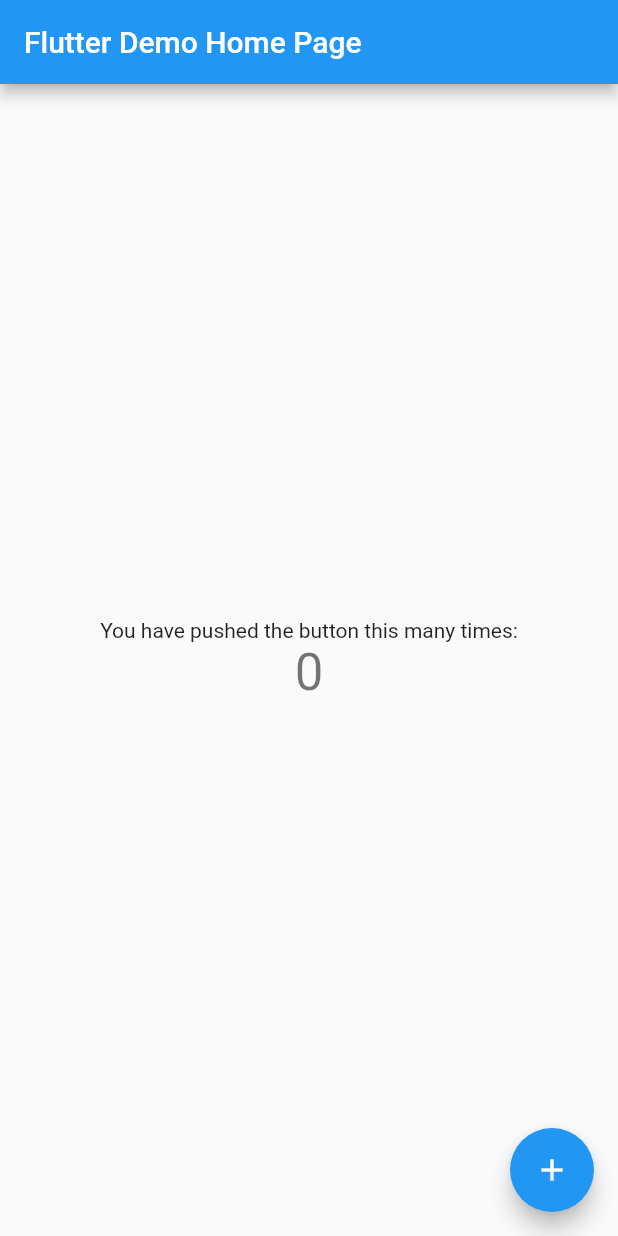
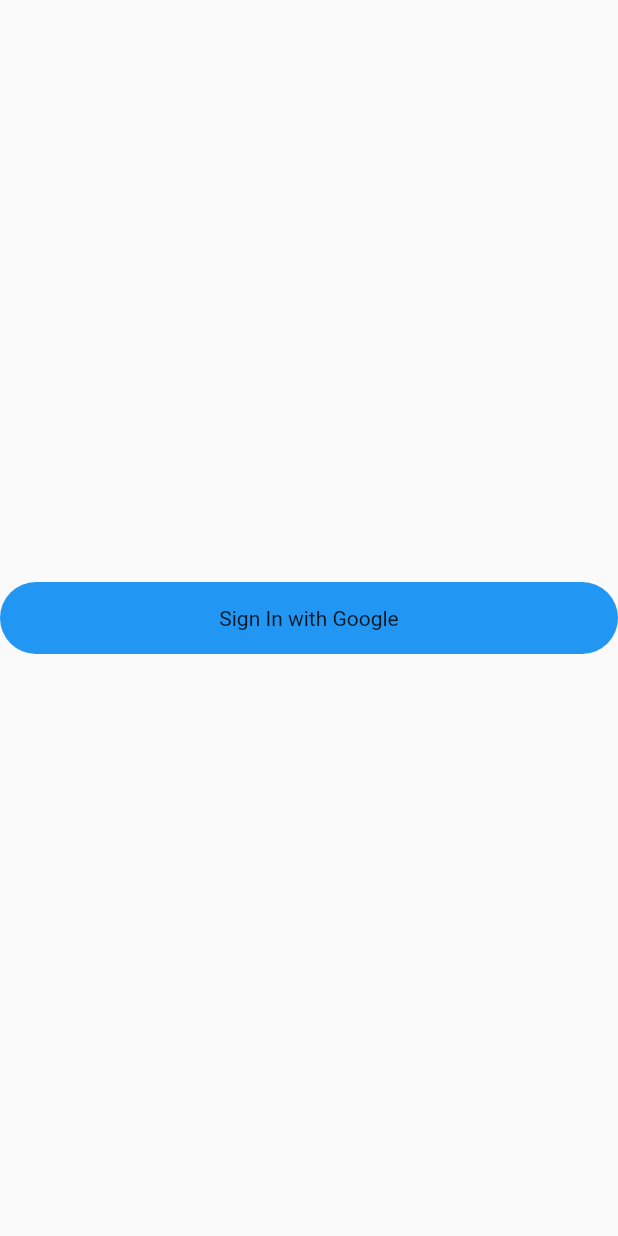
Before and after one commit to rudratejC/UnDoubt, a Flutter app: the screen it shows after launch, on a phone screen of 412 x 824 dp. Run offline on Flutter 3.47's test engine with Material 2 defaults, Android fonts, the phone set to English and light mode, and no system bars; our stand-ins replace cloud_firestore, firebase_auth, firebase_core, google_sign_in, shared_preferences; accounts and stored records are empty.

Commit message:
Sign in and firebase init done

```diff
--- a/lib/main.dart
+++ b/lib/main.dart
@@ -1,6 +1,12 @@
+import 'package:firebase_core/firebase_core.dart';
 import 'package:flutter/material.dart';
+import 'package:flutter/services.dart';
+import 'package:undoubt/screens/signIn.dart';
 
-void main() {
+Future<void> main() async {
+  WidgetsFlutterBinding.ensureInitialized();
+  await Firebase.initializeApp();
+
   runApp(MyApp());
 }
 
@@ -8,106 +14,13 @@
   // This widget is the root of your application.
   @override
   Widget build(BuildContext context) {
+    SystemChrome.setPreferredOrientations(
+        [DeviceOrientation.portraitUp, DeviceOrientation.portraitDown]);
     return MaterialApp(
-      title: 'Flutter Demo',
-      theme: ThemeData(
-        // This is the theme of your application.
-        //
-        // Try running your application with "flutter run". You'll see the
-        // application has a blue toolbar. Then, without quitting the app, try
-        // changing the primarySwatch below to Colors.green and then invoke
-        // "hot reload" (press "r" in the console where you ran "flutter run",
-        // or simply save your changes to "hot reload" in a Flutter IDE).
-        // Notice that the counter didn't reset back to zero; the application
-        // is not restarted.
-        primarySwatch: Colors.blue,
-      ),
-      home: MyHomePage(title: 'Flutter Demo Home Page'),
+      debugShowCheckedModeBanner: false,
+
+      home: SignIn(),
+      //home: SplashScreen(),
     );
   }
 }
-
-class MyHomePage extends StatefulWidget {
-  MyHomePage({Key key, this.title}) : super(key: key);
-
-  // This widget is the home page of your application. It is stateful, meaning
-  // that it has a State object (defined below) that contains fields that affect
-  // how it looks.
-
-  // This class is the configuration for the state. It holds the values (in this
-  // case the title) provided by the parent (in this case the App widget) and
-  // used by the build method of the State. Fields in a Widget subclass are
-  // always marked "final".
-
-  final String title;
-
-  @override
-  _MyHomePageState createState() => _MyHomePageState();
-}
-
-class _MyHomePageState extends State<MyHomePage> {
-  int _counter = 0;
-
-  void _incrementCounter() {
-    setState(() {
-      // This call to setState tells the Flutter framework that something has
-      // changed in this State, which causes it to rerun the build method below
-      // so that the display can reflect the updated values. If we changed
-      // _counter without calling setState(), then the build method would not be
-      // called again, and so nothing would appear to happen.
-      _counter++;
-    });
-  }
-
-  @override
-  Widget build(BuildContext context) {
-    // This method is rerun every time setState is called, for instance as done
-    // by the _incrementCounter method above.
-    //
-    // The Flutter framework has been optimized to make rerunning build methods
-    // fast, so that you can just rebuild anything that needs updating rather
-    // than having to individually change instances of widgets.
-    return Scaffold(
-      appBar: AppBar(
-        // Here we take the value from the MyHomePage object that was created by
-        // the App.build method, and use it to set our appbar title.
-        title: Text(widget.title),
-      ),
-      body: Center(
-        // Center is a layout widget. It takes a single child and positions it
-        // in the middle of the parent.
-        child: Column(
-          // Column is also a layout widget. It takes a list of children and
-          // arranges them vertically. By default, it sizes itself to fit its
-          // children horizontally, and tries to be as tall as its parent.
-          //
-          // Invoke "debug painting" (press "p" in the console, choose the
-          // "Toggle Debug Paint" action from the Flutter Inspector in Android
-          // Studio, or the "Toggle Debug Paint" command in Visual Studio Code)
-          // to see the wireframe for each widget.
-          //
-          // Column has various properties to control how it sizes itself and
-          // how it positions its children. Here we use mainAxisAlignment to
-          // center the children vertically; the main axis here is the vertical
-          // axis because Columns are vertical (the cross axis would be
-          // horizontal).
-          mainAxisAlignment: MainAxisAlignment.center,
-          children: <Widget>[
-            Text(
-              'You have pushed the button this many times:',
-            ),
-            Text(
-              '$_counter',
-              style: Theme.of(context).textTheme.headline4,
-            ),
-          ],
-        ),
-      ),
-      floatingActionButton: FloatingActionButton(
-        onPressed: _incrementCounter,
-        tooltip: 'Increment',
-        child: Icon(Icons.add),
-      ), // This trailing comma makes auto-formatting nicer for build methods.
-    );
-  }
-}
--- /dev/null
+++ b/lib/screens/signIn.dart
@@ -0,0 +1,40 @@
+import 'package:flutter/material.dart';
+import 'package:undoubt/services/auth.dart';
+
+class SignIn extends StatefulWidget {
+  @override
+  _SignInState createState() => _SignInState();
+}
+
+class _SignInState extends State<SignIn> {
+  @override
+  Widget build(BuildContext context) {
+    return Scaffold(
+      body: Center(
+        child: GestureDetector(
+          onTap: () {
+            setState(() {});
+            AuthMethods().SignInWithGoogle(context);
+          },
+          child: Container(
+            padding: EdgeInsets.symmetric(vertical: 16),
+            decoration: BoxDecoration(
+              color: Colors.blue,
+              borderRadius: BorderRadius.circular(30),
+            ),
+            width: MediaQuery.of(context).size.width,
+            child: Row(
+              mainAxisAlignment: MainAxisAlignment.center,
+              children: [
+                Text(
+                  "Sign In with Google",
+                  textAlign: TextAlign.center,
+                ),
+              ],
+            ),
+          ),
+        ),
+      ),
+    );
+  }
+}
--- a/pubspec.yaml
+++ b/pubspec.yaml
@@ -28,6 +28,12 @@
   # The following adds the Cupertino Icons font to your application.
   # Use with the CupertinoIcons class for iOS style icons.
   cupertino_icons: ^1.0.2
+  firebase_core: ^1.2.0
+  cloud_firestore: ^2.2.0
+  google_sign_in: ^5.0.4
+  shared_preferences: ^2.0.6
+  random_string: ^2.1.0
+  firebase_auth: ^1.2.0
 
 dev_dependencies:
   flutter_test:
```
Also changed, not shown: lib/helpers/sharedpref_helper.dart (added, +59 -0 lines), lib/screens/Home.dart (added, +35 -0 lines), lib/services/auth.dart (added, +62 -0 lines), lib/services/database.dart (added, +13 -0 lines), pubspec.lock, 3 other files.
